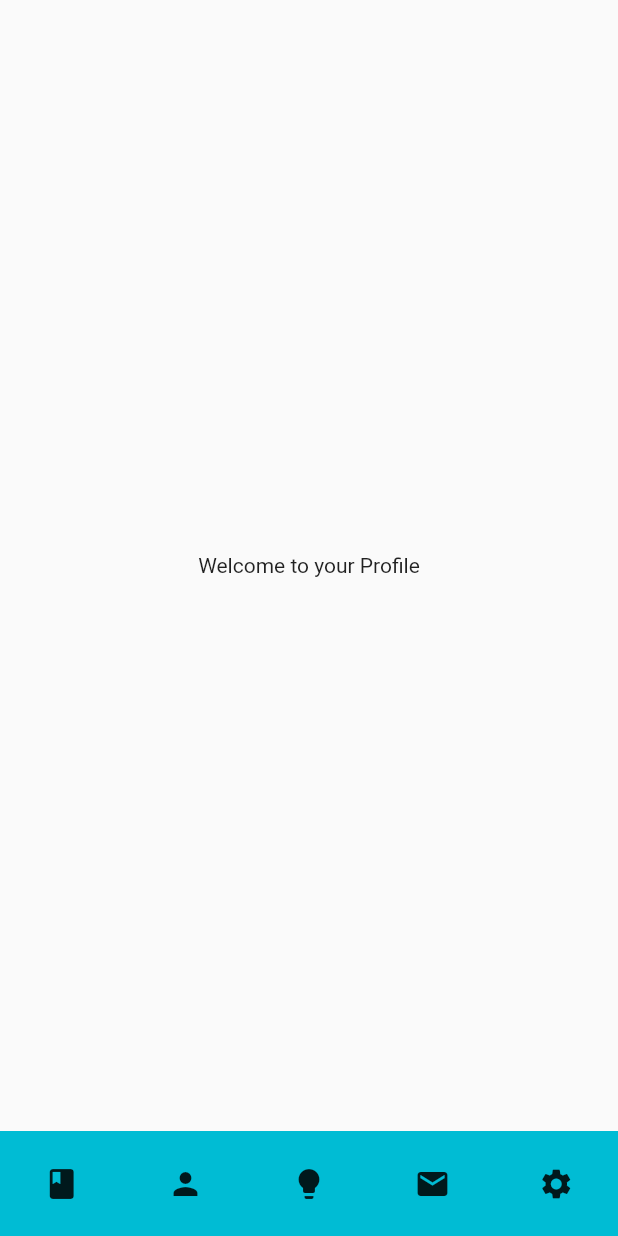
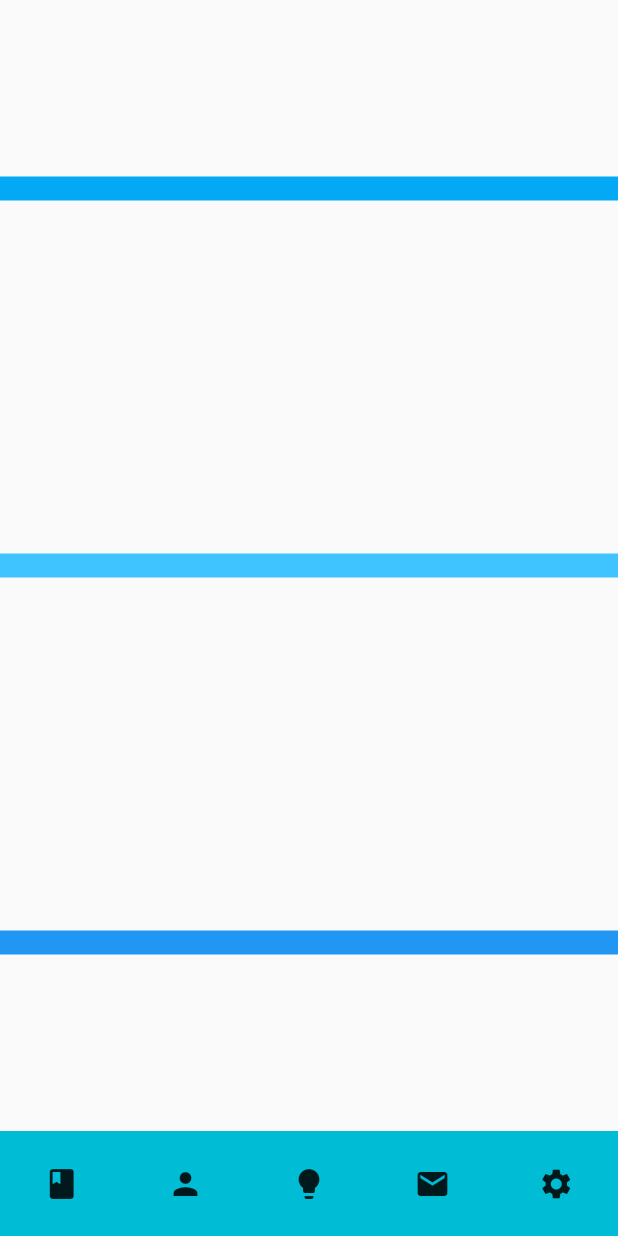
Before and after one commit to kelshamy/connect, a Flutter app: the screen it shows after launch, on a phone screen of 412 x 824 dp. Run offline on Flutter 3.47's test engine with Material 2 defaults, Android fonts, the phone set to English and light mode, and no system bars.

Commit message:
Created text_section widget class

```diff
--- /dev/null
+++ b/lib/text_section.dart
@@ -0,0 +1,19 @@
+import 'package:flutter/material.dart';
+
+class TextSection extends StatelessWidget {
+  Color _color;
+
+  TextSection(Color color) {
+    this._color = color;
+  }
+
+  @override
+  Widget build(BuildContext context) {
+    return Container(
+      child: Text(''),
+      decoration: BoxDecoration(
+        color: _color,
+      ),
+    );
+  }
+}
--- a/lib/views/ideas/ideas.dart
+++ b/lib/views/ideas/ideas.dart
@@ -1,8 +1,8 @@
-import 'package:flutter/material.dart';
+import 'package:flutter/cupertino.dart';
 
 class MyIdeas extends StatelessWidget {
   @override
   Widget build(BuildContext context) {
-    return Center(child: Text('Welcome to Ideas'));
+    return Text('Welcome to Ideas');
   }
 }
--- a/lib/views/profile/profile.dart
+++ b/lib/views/profile/profile.dart
@@ -1,3 +1,4 @@
+import 'package:connect/text_section.dart';
 import 'package:flutter/material.dart';
 
 class MyProfile extends StatefulWidget {
@@ -8,6 +9,15 @@ class MyProfile extends StatefulWidget {
 class _State extends State<MyProfile> {
   @override
   Widget build(BuildContext context) {
-    return Center(child: Text('Welcome to your Profile'));
+    return Scaffold(
+        body: Column(
+      mainAxisAlignment: MainAxisAlignment.spaceAround,
+      crossAxisAlignment: CrossAxisAlignment.stretch,
+      children: [
+        TextSection(Colors.lightBlue),
+        TextSection(Colors.lightBlueAccent),
+        TextSection(Colors.blue),
+      ],
+    ));
   }
 }
```
Also changed, not shown: lib/views/settings/settings.dart (renamed from lib/views/settings/ideas.dart).
